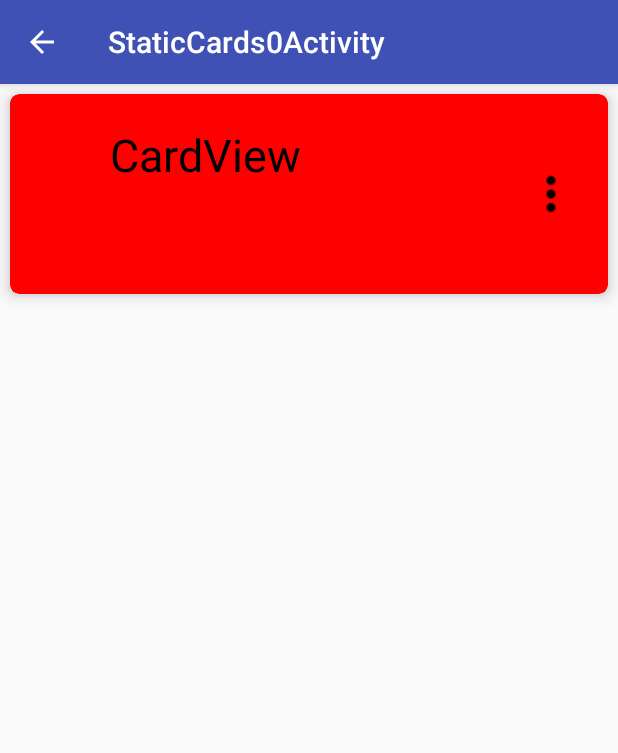
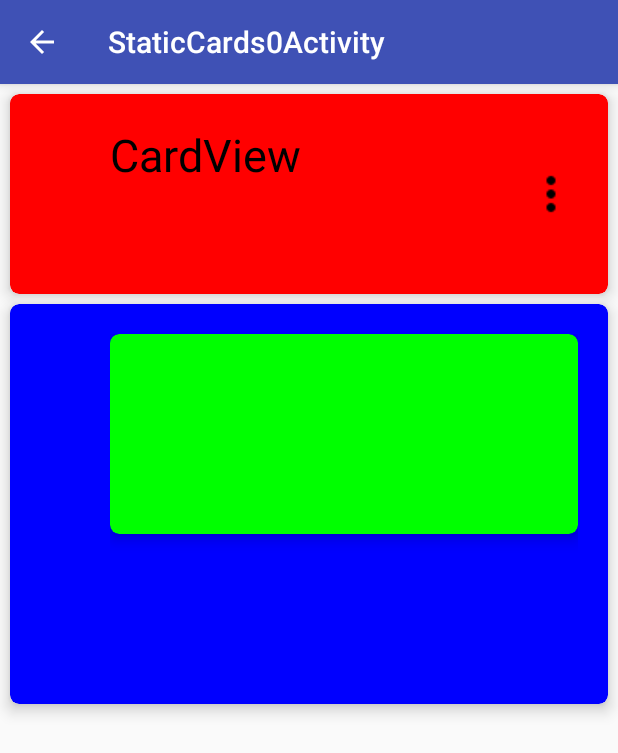
Before and after one commit to Brandon-Valley/android_app_tests, an Android app: the StaticCards0Activity screen opened directly, with no data from a screen before it, on a phone screen of 412 x 824 dp. Shown: the top 753 px of the screen. Run offline under Robolectric (Android 15) with nearby library versions, the phone set to English and light mode, and no system bars.

Commit message:
added green inside of blue card

```diff
--- a/test_app_0/app/src/main/java/com/example/brandon/test_app_0/StaticCards0Activity.java
+++ b/test_app_0/app/src/main/java/com/example/brandon/test_app_0/StaticCards0Activity.java
@@ -25,7 +25,7 @@ public class StaticCards0Activity extends AppCompatActivity {
         Intent intent = getIntent();
 
 
-        //define layout
+        //define linear layout for activity
         LinearLayout container = (LinearLayout)findViewById(R.id.linear_layout_0); // have to put this in .xml manually
 
         // Get the application context
@@ -71,35 +71,15 @@ public class StaticCards0Activity extends AppCompatActivity {
         card.setCardElevation(9);
 
 
-//        // Set the overflow button layoutParams
-//        LinearLayout.LayoutParams overflowBtnParams = card.getLayoutParams(
-////                cardv.LayoutParams.MATCH_PARENT,
-////                LinearLayout.LayoutParams.WRAP_CONTENT
-//        );
 
-//        RelativeLayout simpleRelativeLayout;
-//        simpleRelativeLayout.setid = simpleRelativeLayout;
-//        simpleRelativeLayout = (RelativeLayout) ;findViewById(R.id.simpleRelativeLayout);
-
-//        RelativeLayout.LayoutParams cardRelativeLayout =
-//                new RelativeLayout.LayoutParams(RelativeLayout.LayoutParams.WRAP_CONTENT,
-//                        RelativeLayout.LayoutParams.MATCH_PARENT);
-
+        //relative layout for inside of card
         RelativeLayout cardRelativeLayout = new RelativeLayout(getApplicationContext());
 
         //define relative layout button
         RelativeLayout.LayoutParams buttonParams =
                 new RelativeLayout.LayoutParams(RelativeLayout.LayoutParams.WRAP_CONTENT,
                                                 RelativeLayout.LayoutParams.MATCH_PARENT);
-
         buttonParams.addRule(RelativeLayout.ALIGN_PARENT_RIGHT, RelativeLayout.TRUE);
-
-//        buttonParams.topMargin   = margin;
-//        buttonParams.rightMargin = card.getWidth();
-//        buttonParams.addRule(RelativeLayout.ALIGN_PARENT_RIGHT, RelativeLayout.TRUE);
-//        buttonParams.lay
-        //buttonParams.leftMargin  = margin;
-        //cardViewParams.height = 200;
 
         ImageButton overflowBtn = new ImageButton(this);
         overflowBtn.setImageResource(R.drawable.baseline_more_vert_black_18dp);
@@ -123,8 +103,6 @@ public class StaticCards0Activity extends AppCompatActivity {
         tv.setTextColor(Color.BLACK);
         cardRelativeLayout.addView(tv);
 
-//        card.addView(tv);
-//        card.addView(overflowBtn);
         card.addView(cardRelativeLayout);
 
         // Finally, add the CardView in root layout
@@ -132,8 +110,70 @@ public class StaticCards0Activity extends AppCompatActivity {
 
 
 
+        // ^^^^^^^^^^^^^^^^^^^^^^^^^^^^^^^^^^^^^ 1st card ^^^^^^^^^^^^^^^^^^^^^^^^^^^^^^^^^^^^^^^^^^^^^^^^^^^^^^^^^^^^^^^^^^^^^^^^^^^^^
 
 
 
+        //add big card
+        CardView bigCard = new CardView(mContext);
+
+        // Set the CardView layoutParams
+        LinearLayout.LayoutParams bigCardViewParams = new LinearLayout.LayoutParams(
+                LinearLayout.LayoutParams.MATCH_PARENT,
+                LinearLayout.LayoutParams.WRAP_CONTENT
+        );
+
+//        int margin = 10;
+        bigCardViewParams.topMargin   = margin;
+        bigCardViewParams.rightMargin = margin;
+        bigCardViewParams.leftMargin  = margin;
+        bigCardViewParams.height = 400;  //change this to something about min hieght so it fits contents????
+
+
+        bigCard.setLayoutParams(bigCardViewParams);
+
+        bigCard.setRadius(9);
+        bigCard.setContentPadding(100, 30, 30, 30);
+        bigCard.setCardBackgroundColor(Color.parseColor("BLUE"));
+        bigCard.setMaxCardElevation(15);
+        bigCard.setCardElevation(9);
+
+
+        // Set the linear layout for inside the big card
+        LinearLayout.LayoutParams bigCardViewlayout = new LinearLayout.LayoutParams(
+                LinearLayout.LayoutParams.MATCH_PARENT,
+                LinearLayout.LayoutParams.WRAP_CONTENT);
+
+
+
+        //make 1st small card (green)
+        CardView greenCard = new CardView(mContext);
+
+        // Set the CardView layoutParams
+        LinearLayout.LayoutParams greenCardParams = new LinearLayout.LayoutParams(
+                LinearLayout.LayoutParams.MATCH_PARENT,
+                LinearLayout.LayoutParams.WRAP_CONTENT
+        );
+
+//        int margin = 10;
+        greenCardParams.topMargin   = margin;
+        greenCardParams.rightMargin = margin;
+        greenCardParams.leftMargin  = margin;
+        greenCardParams.height = 200;  //change this to something about min hieght so it fits contents????
+
+
+        greenCard.setLayoutParams(greenCardParams);
+
+        greenCard.setRadius(9);
+        greenCard.setContentPadding(100, 30, 30, 30);
+        greenCard.setCardBackgroundColor(Color.parseColor("GREEN"));
+        greenCard.setMaxCardElevation(15);
+        greenCard.setCardElevation(9);
+
+        bigCard.addView(greenCard);
+
+
+        container.addView(bigCard);
+//        bigCard.addView(card);
     }
 }
```
